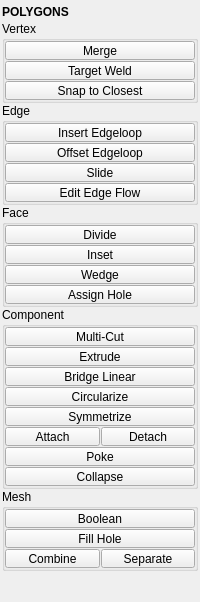
Above: tentacle/ui/polygons.ui from m3trik/tentacle before the change. Below: the same form after it.
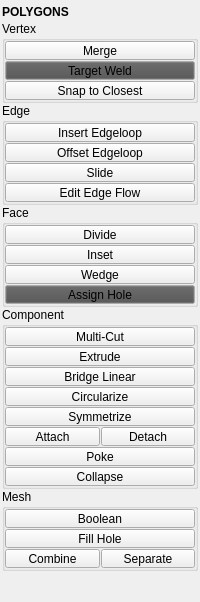
That is the form after the change. Custom widgets are drawn as their Qt base class.

Diff of the .ui file:
```diff
--- a/tentacle/ui/polygons.ui
+++ b/tentacle/ui/polygons.ui
@@ -19,7 +19,7 @@
   <property name="dockOptions">
    <set>QMainWindow::AllowNestedDocks|QMainWindow::AllowTabbedDocks|QMainWindow::AnimatedDocks|QMainWindow::ForceTabbedDocks</set>
   </property>
-  <property name="balette" stdset="0">
+  <property name="palette" stdset="0">
    <palette>
     <active/>
     <inactive/>
@@ -33,7 +33,7 @@
      <height>0</height>
     </size>
    </property>
-   <property name="balette" stdset="0">
+   <property name="palette" stdset="0">
     <palette>
      <active/>
      <inactive/>
@@ -173,7 +173,7 @@
              <height>18</height>
             </size>
            </property>
-           <property name="balette" stdset="0">
+           <property name="palette" stdset="0">
             <palette>
              <active>
               <colorrole role="Button">
@@ -743,7 +743,7 @@
              <height>18</height>
             </size>
            </property>
-           <property name="balette" stdset="0">
+           <property name="palette" stdset="0">
             <palette>
              <active>
               <colorrole role="Button">
```
Left out of the diff: 48 changed lines with no effect on the pictures.
